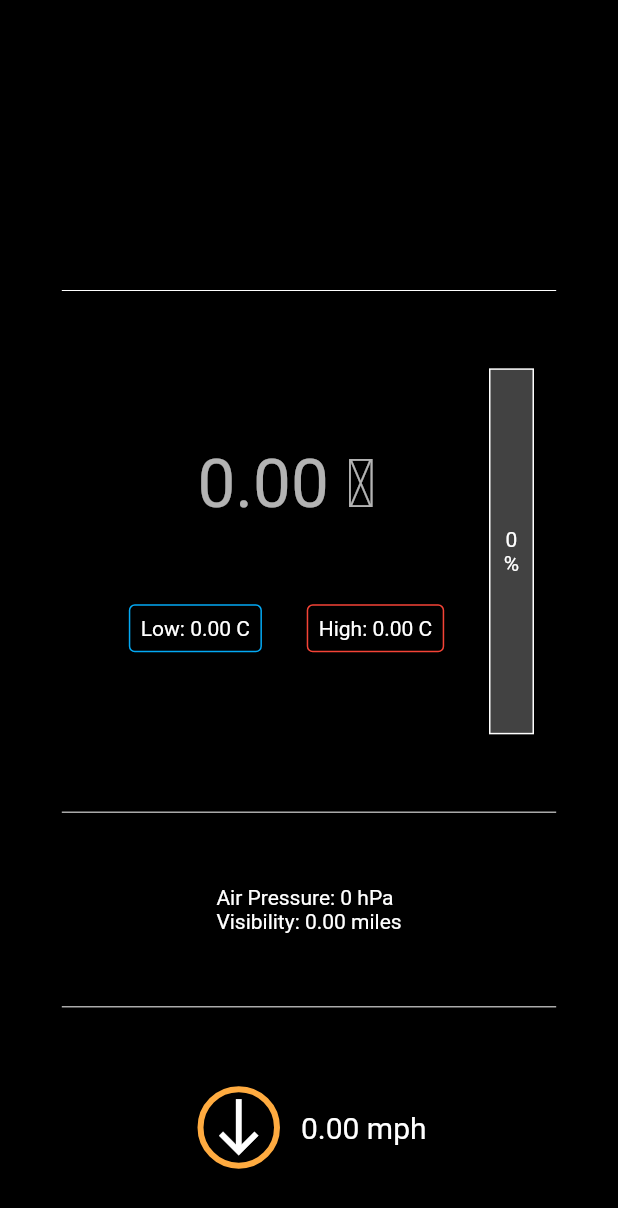
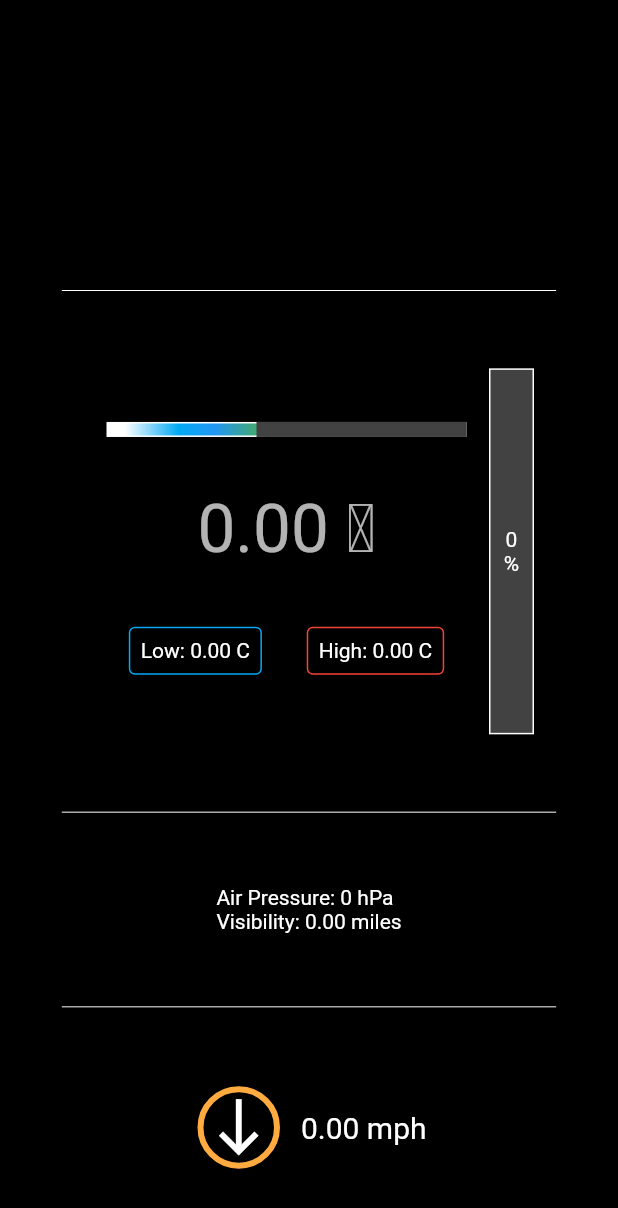
Before and after one commit to nobodyn0se/Weather_Now, a Flutter app: the WeatherWidget widget shown alone on an empty page, opened directly with empty values, on a phone screen of 412 x 824 dp. Shown: the top 1208 px of the screen. Run offline on Flutter 3.47's test engine with Material 2 defaults, Android fonts, the phone set to English and light mode, and no system bars; our stand-ins replace equatable, flutter_bloc, weather_icons.

Commit message:
Gradient based temperature meter added

```diff
--- a/lib/widgets/weather_widget.dart
+++ b/lib/widgets/weather_widget.dart
@@ -95,6 +95,7 @@ class WeatherWidget extends StatelessWidget {
                     child: Column(
                       mainAxisAlignment: MainAxisAlignment.spaceEvenly,
                       children: <Widget>[
+                        createTempMeter(context),
                         Text(
                           '${weather.currTemp!.toStringAsFixed(2)} \u2103',
                           style: Theme.of(context).textTheme.headline3,
@@ -189,6 +190,41 @@ class WeatherWidget extends StatelessWidget {
     );
   }
 
+  Stack createTempMeter(BuildContext context) {
+    return Stack(
+      alignment: Alignment.centerRight,
+      children: <Widget>[
+        Container(
+          decoration: BoxDecoration(
+            border: Border.all(
+                color: Theme.of(context).textTheme.bodyText1!.color!),
+            gradient: const LinearGradient(
+              colors: [
+                Colors.white,
+                Colors.lightBlue,
+                Colors.blue,
+                Colors.green,
+                Colors.yellow,
+                Colors.orange,
+                Colors.deepOrange,
+                Colors.red,
+                Colors.brown,
+              ],
+              stops: [0.05, 0.2, 0.3, 0.45, 0.6, 0.65, 0.7, 0.75, 0.8],
+            ),
+          ),
+          height: 10,
+          width: 240,
+        ),
+        Container(
+          color: Theme.of(context).primaryColor,
+          height: 10,
+          width: (240 - (weather.currTemp! + 50) * 2),
+        ),
+      ],
+    );
+  }
+
   Stack createHumidityMeter(BuildContext context) {
     return Stack(
       alignment: Alignment.bottomCenter,
```
